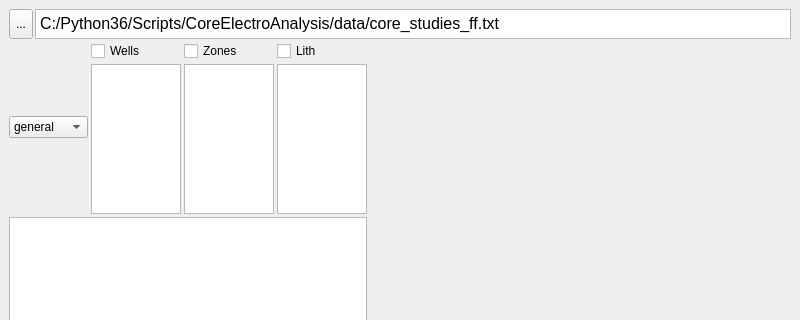
First picture: the form in ui/CoreElectroAnalysisMainwindow.ui, repository PyScientist/CoreElectroAnalysis, before the edit; both pictures show x 0 to 800 and y 0 to 320 of the 800 by 600 pixel window.
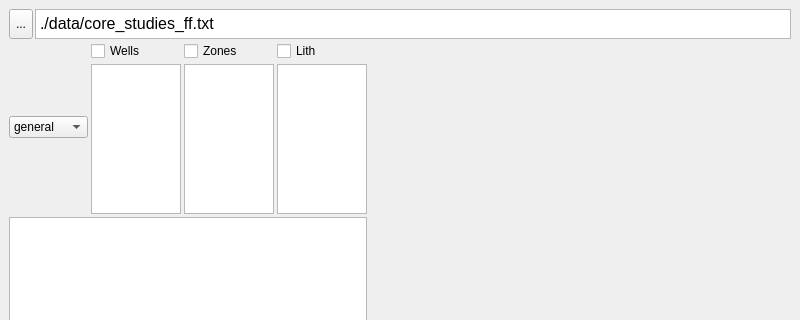
Second picture: the form after the edit.

Commit message: Change absolute path of initial data to relative

What changed in the file:
```diff
--- a/ui/CoreElectroAnalysisMainwindow.ui
+++ b/ui/CoreElectroAnalysisMainwindow.ui
@@ -73,7 +73,7 @@
 &lt;html&gt;&lt;head&gt;&lt;meta name=&quot;qrichtext&quot; content=&quot;1&quot; /&gt;&lt;style type=&quot;text/css&quot;&gt;
 p, li { white-space: pre-wrap; }
 &lt;/style&gt;&lt;/head&gt;&lt;body style=&quot; font-family:'MS Shell Dlg 2'; font-size:8.25pt; font-weight:400; font-style:normal;&quot;&gt;
-&lt;p style=&quot; margin-top:0px; margin-bottom:0px; margin-left:0px; margin-right:0px; -qt-block-indent:0; text-indent:0px;&quot;&gt;&lt;span style=&quot; font-size:12pt;&quot;&gt;C:/Python36/Scripts/CoreElectroAnalysis/data/core_studies_ff.txt&lt;/span&gt;&lt;/p&gt;&lt;/body&gt;&lt;/html&gt;</string>
+&lt;p style=&quot; margin-top:0px; margin-bottom:0px; margin-left:0px; margin-right:0px; -qt-block-indent:0; text-indent:0px;&quot;&gt;&lt;span style=&quot; font-size:12pt;&quot;&gt;./data/core_studies_ff.txt&lt;/span&gt;&lt;/p&gt;&lt;/body&gt;&lt;/html&gt;</string>
         </property>
        </widget>
       </item>
```
The commit also changes 1 other file.
